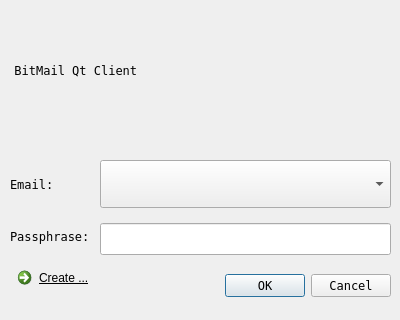
Old version of the form qt/logindialog.ui in the repository bitbaba/bitmail.
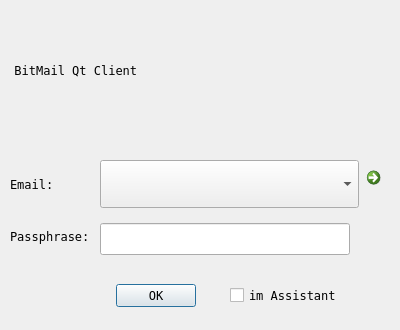
New version of the form.

Commit message: qt: improve assistant;

The edit to the form file:
```diff
--- a/qt/logindialog.ui
+++ b/qt/logindialog.ui
@@ -7,7 +7,7 @@
     <x>0</x>
     <y>0</y>
     <width>400</width>
-    <height>320</height>
+    <height>330</height>
    </rect>
   </property>
   <property name="sizePolicy">
@@ -19,13 +19,13 @@
   <property name="minimumSize">
    <size>
     <width>400</width>
-    <height>320</height>
+    <height>330</height>
    </size>
   </property>
   <property name="maximumSize">
    <size>
     <width>400</width>
-    <height>320</height>
+    <height>330</height>
    </size>
   </property>
   <property name="baseSize">
@@ -44,31 +44,12 @@
   <property name="windowTitle">
    <string>Login</string>
   </property>
-  <widget class="QCommandLinkButton" name="cmdCreate">
-   <property name="geometry">
-    <rect>
-     <x>10</x>
-     <y>260</y>
-     <width>151</width>
-     <height>41</height>
-    </rect>
-   </property>
-   <property name="font">
-    <font>
-     <family>Segoe UI</family>
-     <underline>true</underline>
-    </font>
-   </property>
-   <property name="text">
-    <string>Create ...</string>
-   </property>
-  </widget>
   <widget class="QDialogButtonBox" name="buttonBox">
    <property name="geometry">
     <rect>
-     <x>190</x>
-     <y>270</y>
-     <width>201</width>
+     <x>100</x>
+     <y>280</y>
+     <width>111</width>
      <height>31</height>
     </rect>
    </property>
@@ -76,7 +57,10 @@
     <enum>Qt::Horizontal</enum>
    </property>
    <property name="standardButtons">
-    <set>QDialogButtonBox::Cancel|QDialogButtonBox::Ok</set>
+    <set>QDialogButtonBox::Ok</set>
+   </property>
+   <property name="centerButtons">
+    <bool>true</bool>
    </property>
   </widget>
   <widget class="QLabel" name="lbLogo">
@@ -98,7 +82,7 @@
      <x>10</x>
      <y>160</y>
      <width>381</width>
-     <height>97</height>
+     <height>101</height>
     </rect>
    </property>
    <layout class="QFormLayout" name="formLayout">
@@ -139,37 +123,6 @@
       </property>
      </widget>
     </item>
-    <item row="0" column="1">
-     <widget class="QComboBox" name="cbEmail">
-      <property name="minimumSize">
-       <size>
-        <width>0</width>
-        <height>48</height>
-       </size>
-      </property>
-      <property name="maximumSize">
-       <size>
-        <width>16777215</width>
-        <height>48</height>
-       </size>
-      </property>
-      <property name="baseSize">
-       <size>
-        <width>0</width>
-        <height>48</height>
-       </size>
-      </property>
-      <property name="maxCount">
-       <number>32</number>
-      </property>
-      <property name="iconSize">
-       <size>
-        <width>24</width>
-        <height>24</height>
-       </size>
-      </property>
-     </widget>
-    </item>
     <item row="1" column="0">
      <widget class="QLabel" name="lbPassphrase">
       <property name="text">
@@ -179,15 +132,21 @@
     </item>
     <item row="1" column="1">
      <widget class="QLineEdit" name="lePassphrase">
+      <property name="sizePolicy">
+       <sizepolicy hsizetype="Fixed" vsizetype="Fixed">
+        <horstretch>0</horstretch>
+        <verstretch>0</verstretch>
+       </sizepolicy>
+      </property>
       <property name="minimumSize">
        <size>
-        <width>0</width>
+        <width>250</width>
         <height>32</height>
        </size>
       </property>
       <property name="maximumSize">
        <size>
-        <width>16777215</width>
+        <width>250</width>
         <height>32</height>
        </size>
       </property>
@@ -208,8 +167,93 @@
       </property>
      </widget>
     </item>
+    <item row="0" column="1">
+     <layout class="QHBoxLayout" name="horizontalLayout_2">
+      <item>
+       <widget class="QComboBox" name="cbEmail">
+        <property name="minimumSize">
+         <size>
+          <width>0</width>
+          <height>48</height>
+         </size>
+        </property>
+        <property name="maximumSize">
+         <size>
+          <width>16777215</width>
+          <height>48</height>
+         </size>
+        </property>
+        <property name="baseSize">
+         <size>
+          <width>0</width>
+          <height>48</height>
+         </size>
+        </property>
+        <property name="maxCount">
+         <number>32</number>
+        </property>
+        <property name="iconSize">
+         <size>
+          <width>24</width>
+          <height>24</height>
+         </size>
+        </property>
+       </widget>
+      </item>
+      <item>
+       <widget class="QCommandLinkButton" name="cmdCreate">
+        <property name="sizePolicy">
+         <sizepolicy hsizetype="Fixed" vsizetype="Preferred">
+          <horstretch>0</horstretch>
+          <verstretch>0</verstretch>
+         </sizepolicy>
+        </property>
+        <property name="minimumSize">
+         <size>
+          <width>32</width>
+          <height>0</height>
+         </size>
+        </property>
+        <property name="maximumSize">
+         <size>
+          <width>32</width>
+          <height>16777215</height>
+         </size>
+        </property>
+        <property name="baseSize">
+         <size>
+          <width>32</width>
+          <height>0</height>
+         </size>
+        </property>
+        <property name="font">
+         <font>
+          <family>Segoe UI</family>
+          <underline>true</underline>
+         </font>
+        </property>
+        <property name="text">
+         <string/>
+        </property>
+       </widget>
+      </item>
+     </layout>
+    </item>
    </layout>
   </widget>
+  <widget class="QCheckBox" name="cbAssistant">
+   <property name="geometry">
+    <rect>
+     <x>230</x>
+     <y>280</y>
+     <width>121</width>
+     <height>31</height>
+    </rect>
+   </property>
+   <property name="text">
+    <string>im Assistant</string>
+   </property>
+  </widget>
  </widget>
  <tabstops>
   <tabstop>cbEmail</tabstop>
```
Left out of the diff: 5 changed lines with no effect on the pictures. The commit also changes 10 other files.
